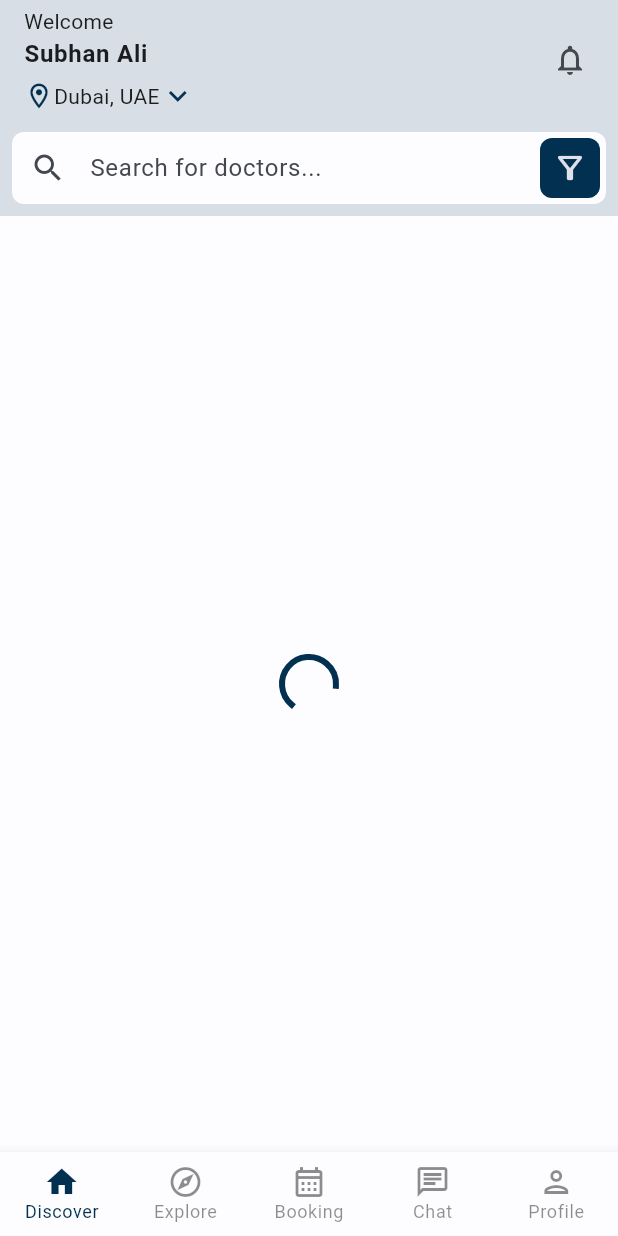
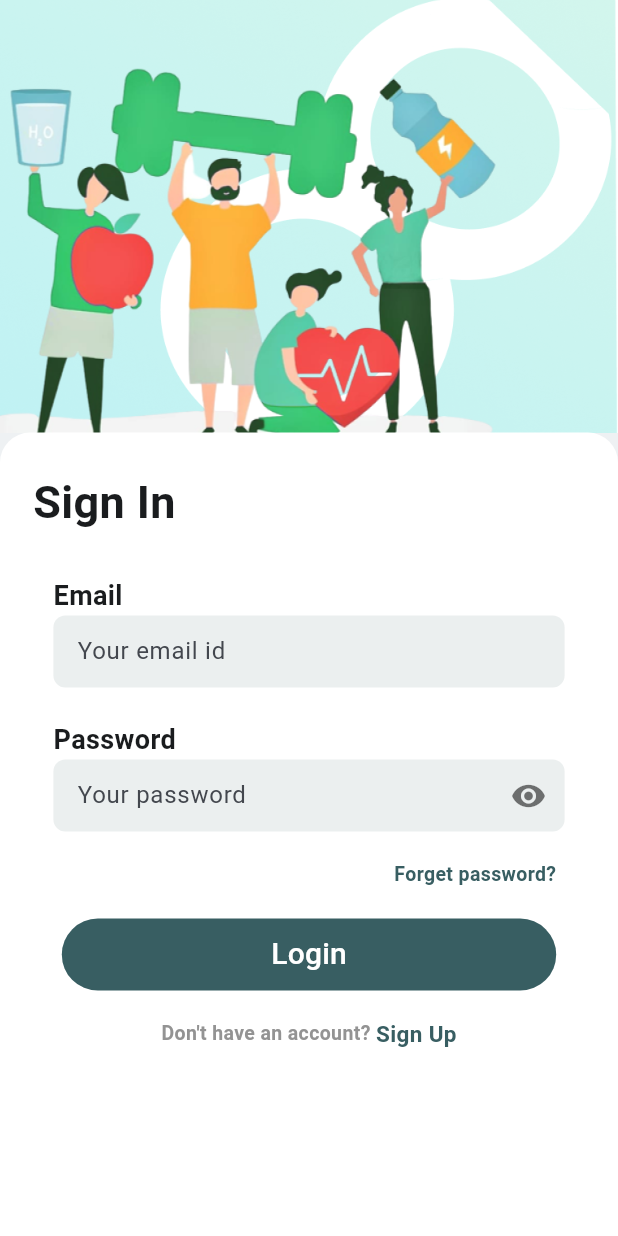
Before and after one commit to SubhanAli94/Health-App, a Flutter app: the first screen one second after launch, on a phone screen of 412 x 824 dp. Run offline on Flutter 3.47's test engine with Material 3 defaults, Android fonts, the phone set to English and light mode, and no system bars; our stand-ins replace bloc, email_validator, equatable, flutter_bloc, google_fonts, google_maps_flutter; missing offline and left inert: flutter_launcher_icons; Roboto replaces fonts that are missing (NotoSerif).

Commit message:
Design for Login View is complete.

```diff
--- a/lib/main.dart
+++ b/lib/main.dart
@@ -1,6 +1,7 @@
 import 'package:flutter/material.dart';
 import 'package:flutter_bloc/flutter_bloc.dart';
 import 'package:health_app/repositories/doctor_repository.dart';
+import 'package:health_app/screens/authentication/login_screen.dart';
 import 'package:health_app/screens/home_screen.dart';
 import 'package:health_app/state/home/home_bloc.dart';
 import 'shared/theme/app_theme.dart';
@@ -30,7 +31,7 @@ class MyApp extends StatelessWidget {
         child: MaterialApp(
           debugShowCheckedModeBanner: false,
           theme: const AppTheme().themeData,
-          home: const HomeScreen(),
+          home: const LoginPage(),
         ),
       ),
     );
--- /dev/null
+++ b/lib/screens/authentication/common/custom_form_button.dart
@@ -0,0 +1,30 @@
+import 'package:flutter/material.dart';
+
+class CustomFormButton extends StatelessWidget {
+  final String innerText;
+  final void Function()? onPressed;
+  const CustomFormButton(
+      {Key? key, required this.innerText, required this.onPressed})
+      : super(key: key);
+
+  @override
+  Widget build(BuildContext context) {
+    final colorScheme = Theme.of(context).colorScheme;
+
+    Size size = MediaQuery.of(context).size;
+    return Container(
+      width: size.width * 0.8,
+      decoration: BoxDecoration(
+        color: colorScheme.primary,
+        borderRadius: BorderRadius.circular(26),
+      ),
+      child: TextButton(
+        onPressed: onPressed,
+        child: Text(
+          innerText,
+          style: const TextStyle(color: Colors.white, fontSize: 20),
+        ),
+      ),
+    );
+  }
+}
--- /dev/null
+++ b/lib/screens/authentication/common/custom_input_field.dart
@@ -0,0 +1,82 @@
+import 'package:flutter/material.dart';
+
+class CustomInputField extends StatefulWidget {
+  final String labelText;
+  final String hintText;
+  final String? Function(String?) validator;
+  final bool suffixIcon;
+  final bool? isDense;
+  final bool obscureText;
+
+  const CustomInputField(
+      {Key? key,
+      required this.labelText,
+      required this.hintText,
+      required this.validator,
+      this.suffixIcon = false,
+      this.isDense,
+      this.obscureText = false})
+      : super(key: key);
+
+  @override
+  State<CustomInputField> createState() => _CustomInputFieldState();
+}
+
+class _CustomInputFieldState extends State<CustomInputField> {
+  //
+  bool _obscureText = true;
+
+  @override
+  Widget build(BuildContext context) {
+    final colorScheme = Theme.of(context).colorScheme;
+
+    Size size = MediaQuery.of(context).size;
+    return Container(
+      width: size.width * 0.9,
+      padding: const EdgeInsets.symmetric(horizontal: 15, vertical: 3),
+      child: Column(
+        children: [
+          Align(
+            alignment: Alignment.centerLeft,
+            child: Text(
+              widget.labelText,
+              style: const TextStyle(fontSize: 18, fontWeight: FontWeight.bold),
+            ),
+          ),
+          TextFormField(
+            obscureText: (widget.obscureText && _obscureText),
+            decoration: InputDecoration(
+              isDense: (widget.isDense != null) ? widget.isDense : false,
+              fillColor: colorScheme.primary.withOpacity(0.1),
+              border: OutlineInputBorder(
+                borderRadius: BorderRadius.circular(5.0), // Border radius of 10
+                borderSide: BorderSide.none, // No border side
+              ),
+              hintText: widget.hintText,
+              suffixIcon: widget.suffixIcon
+                  ? IconButton(
+                      icon: Icon(
+                        _obscureText
+                            ? Icons.remove_red_eye
+                            : Icons.visibility_off_outlined,
+                        color: Colors.black54,
+                      ),
+                      onPressed: () {
+                        setState(() {
+                          _obscureText = !_obscureText;
+                        });
+                      },
+                    )
+                  : null,
+              suffixIconConstraints: (widget.isDense != null)
+                  ? const BoxConstraints(maxHeight: 33)
+                  : null,
+            ),
+            autovalidateMode: AutovalidateMode.onUserInteraction,
+            validator: widget.validator,
+          ),
+        ],
+      ),
+    );
+  }
+}
--- /dev/null
+++ b/lib/screens/authentication/common/page_header.dart
@@ -0,0 +1,18 @@
+import 'package:flutter/material.dart';
+
+class PageHeader extends StatelessWidget {
+  const PageHeader({Key? key}) : super(key: key);
+
+  @override
+  Widget build(BuildContext context) {
+    Size size = MediaQuery.of(context).size;
+    return SizedBox(
+      width: double.infinity,
+      height: size.height * 0.35,
+      child: Image.asset(
+        'assets/images/login_img.png',
+        fit: BoxFit.cover,
+      ),
+    );
+  }
+}
--- /dev/null
+++ b/lib/screens/authentication/common/page_heading.dart
@@ -0,0 +1,22 @@
+import 'package:flutter/material.dart';
+
+class PageHeading extends StatelessWidget {
+  final String title;
+  const PageHeading({Key? key, required this.title}) : super(key: key);
+
+  @override
+  Widget build(BuildContext context) {
+    return Container(
+      alignment: Alignment.centerLeft,
+      padding: const EdgeInsets.symmetric(horizontal: 22, vertical: 25),
+      child: Text(
+        title,
+        style: const TextStyle(
+            fontSize: 30,
+            fontWeight: FontWeight.bold,
+            fontFamily: 'NotoSerif'
+        ),
+      ),
+    );
+  }
+}
--- a/lib/screens/authentication/login_screen.dart
+++ b/lib/screens/authentication/login_screen.dart
@@ -0,0 +1,159 @@
+import 'package:email_validator/email_validator.dart';
+import 'package:flutter/material.dart';
+import 'package:health_app/screens/home_screen.dart';
+
+import 'common/custom_form_button.dart';
+import 'common/custom_input_field.dart';
+import 'common/page_header.dart';
+import 'common/page_heading.dart';
+
+class LoginPage extends StatefulWidget {
+  const LoginPage({Key? key}) : super(key: key);
+
+  @override
+  State<LoginPage> createState() => _LoginPageState();
+}
+
+class _LoginPageState extends State<LoginPage> {
+  //
+  final _loginFormKey = GlobalKey<FormState>();
+
+  @override
+  Widget build(BuildContext context) {
+    final colorScheme = Theme.of(context).colorScheme;
+
+    Size size = MediaQuery.of(context).size;
+    return Scaffold(
+      backgroundColor: const Color(0xffEEF1F3),
+      body: Column(
+        children: [
+          const PageHeader(),
+          Expanded(
+            child: Container(
+              decoration: const BoxDecoration(
+                color: Colors.white,
+                borderRadius: BorderRadius.vertical(
+                  top: Radius.circular(20),
+                ),
+              ),
+              child: SingleChildScrollView(
+                child: Form(
+                  key: _loginFormKey,
+                  child: Column(
+                    children: [
+                      const PageHeading(
+                        title: 'Sign In',
+                      ),
+                      CustomInputField(
+                          labelText: 'Email',
+                          hintText: 'Your email id',
+                          validator: (textValue) {
+                            if (textValue == null || textValue.isEmpty) {
+                              return 'Email is required!';
+                            }
+                            if (!EmailValidator.validate(textValue)) {
+                              return 'Please enter a valid email';
+                            }
+                            return null;
+                          }),
+                      const SizedBox(
+                        height: 16,
+                      ),
+                      CustomInputField(
+                        labelText: 'Password',
+                        hintText: 'Your password',
+                        obscureText: true,
+                        suffixIcon: true,
+                        validator: (textValue) {
+                          if (textValue == null || textValue.isEmpty) {
+                            return 'Password is required!';
+                          }
+                          return null;
+                        },
+                      ),
+                      const SizedBox(
+                        height: 16,
+                      ),
+                      Container(
+                        width: size.width * 0.80,
+                        alignment: Alignment.centerRight,
+                        child: GestureDetector(
+                          onTap: () => {
+                            Navigator.push(
+                                context,
+                                MaterialPageRoute(
+                                    builder: (context) => const HomeView()))
+                          },
+                          child: Text(
+                            'Forget password?',
+                            style: TextStyle(
+                              color: colorScheme.primary,
+                              fontSize: 13,
+                              fontWeight: FontWeight.bold,
+                            ),
+                          ),
+                        ),
+                      ),
+                      const SizedBox(
+                        height: 20,
+                      ),
+                      CustomFormButton(
+                        innerText: 'Login',
+                        onPressed: _handleLoginUser,
+                      ),
+                      const SizedBox(
+                        height: 18,
+                      ),
+                      SizedBox(
+                        width: size.width * 0.8,
+                        child: Row(
+                          mainAxisAlignment: MainAxisAlignment.center,
+                          children: [
+                            const Text(
+                              'Don\'t have an account? ',
+                              style: TextStyle(
+                                  fontSize: 13,
+                                  color: Color(0xff939393),
+                                  fontWeight: FontWeight.bold),
+                            ),
+                            GestureDetector(
+                              onTap: () => {
+                                Navigator.push(
+                                    context,
+                                    MaterialPageRoute(
+                                        builder: (context) => const HomeView()))
+                              },
+                              child: Text(
+                                'Sign Up',
+                                style: TextStyle(
+                                    fontSize: 15,
+                                    color: colorScheme.primary,
+                                    fontWeight: FontWeight.bold),
+                              ),
+                            ),
+                          ],
+                        ),
+                      ),
+                      const SizedBox(
+                        height: 20,
+                      ),
+                    ],
+                  ),
+                ),
+              ),
+            ),
+          ),
+        ],
+      ),
+    );
+  }
+
+  void _handleLoginUser() {
+    // login user
+    if (_loginFormKey.currentState!.validate()) {
+      ScaffoldMessenger.of(context).showSnackBar(
+        const SnackBar(content: Text('Processing..')),
+      );
+    }
+  }
+}
--- a/lib/shared/theme/app_theme.dart
+++ b/lib/shared/theme/app_theme.dart
@@ -42,7 +42,7 @@ class AppTheme {
         onError: Color(0xffffffff),
         onInverseSurface: Color(0xfff1f0f4),
         onErrorContainer: Color(0xff410002),
-        primary: Color.fromARGB(255, 2, 48, 80),
+        primary: Color.fromARGB(255, 56, 94, 98),
         onPrimary: Color.fromARGB(255, 230, 231, 238),
         onPrimaryContainer: Color(0xffffffff),
         secondary: Color.fromARGB(255, 249, 145, 85),
```
Also changed, not shown: pubspec.yaml (+4 -5 lines), assets/images/login_img.png (added), pubspec.lock.
